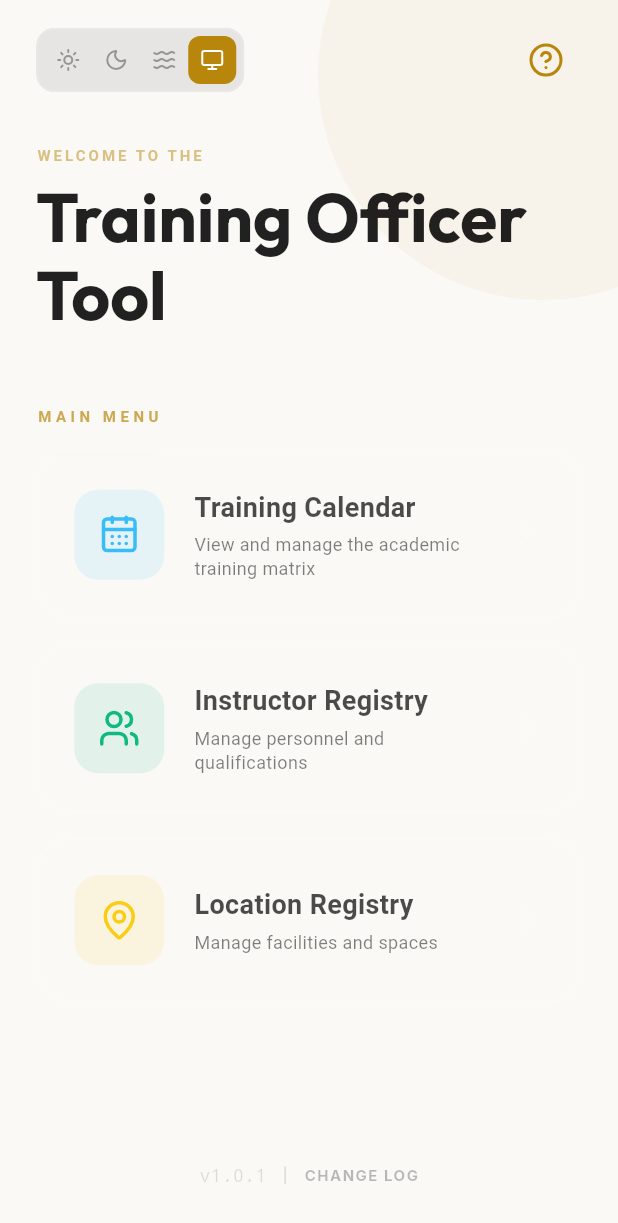
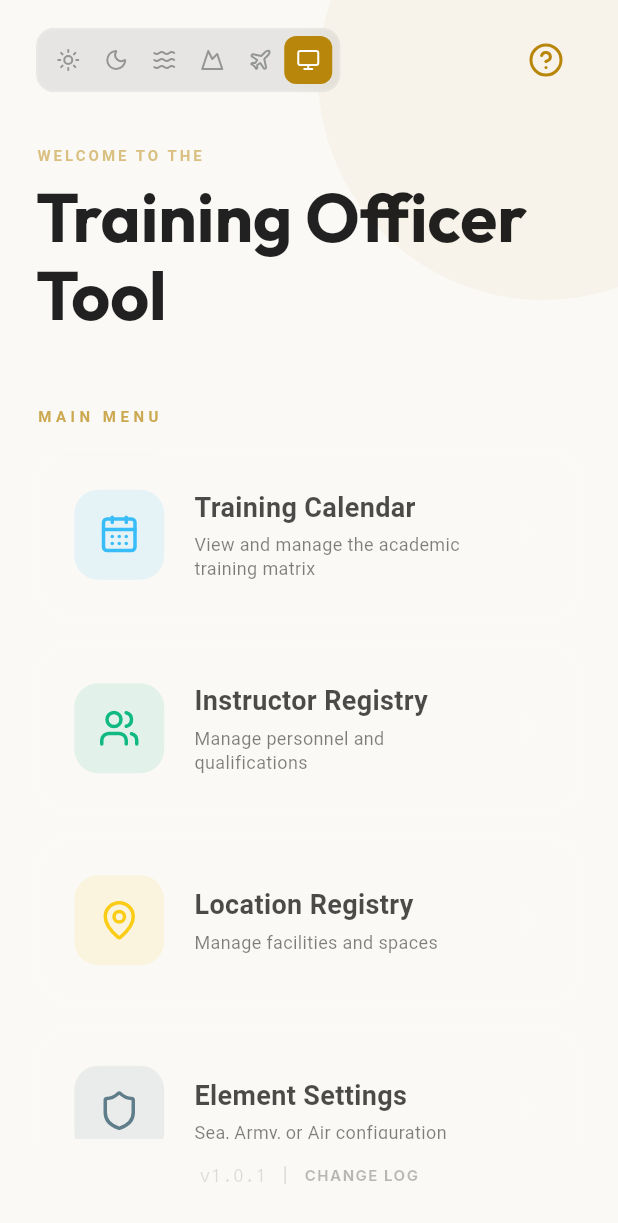
Before and after one commit to jonh2oman/training-officer-tool, a Flutter app: the screen it shows after launch, on a phone screen of 412 x 824 dp. Shown: the top 1223 px of the screen. Run offline on Flutter 3.47's test engine with Material 3 defaults, Android fonts, the phone set to English and light mode, and no system bars; our stand-ins replace flutter_riverpod, go_router, google_fonts, lucide_icons, pdf, printing and 1 more.

Commit message:
Implement multi-element support (Sea, Army, Air) with themed palettes and filtered lessons

```diff
--- a/lib/main.dart
+++ b/lib/main.dart
@@ -31,7 +31,13 @@ class MyApp extends ConsumerWidget {
     return MaterialApp.router(
       title: 'Training Officer Tool',
       theme: AppTheme.lightTheme,
-      darkTheme: themeMode == AppThemeMode.sea ? AppTheme.seaTheme : AppTheme.darkTheme,
+      darkTheme: themeMode == AppThemeMode.sea
+          ? AppTheme.seaTheme
+          : themeMode == AppThemeMode.army
+              ? AppTheme.armyTheme
+              : themeMode == AppThemeMode.air
+                  ? AppTheme.airTheme
+                  : AppTheme.darkTheme,
       themeMode: themeNotifier.themeMode,
       routerConfig: goRouter,
       debugShowCheckedModeBanner: false,
--- a/lib/src/features/calendar/application/training_controller.dart
+++ b/lib/src/features/calendar/application/training_controller.dart
@@ -6,12 +6,14 @@ class TrainingState {
   final List<TrainingSession> sessions;
   final int academicYear;
   final int paradeWeekday; // 1 = Monday, 7 = Sunday
+  final CadetElement selectedElement;
   final bool isLoading;
 
   TrainingState({
     this.sessions = const [],
     this.academicYear = 2026,
     this.paradeWeekday = 2, // Default to Tuesday
+    this.selectedElement = CadetElement.sea,
     this.isLoading = false,
   });
 
@@ -19,12 +21,14 @@ class TrainingState {
     List<TrainingSession>? sessions,
     int? academicYear,
     int? paradeWeekday,
+    CadetElement? selectedElement,
     bool? isLoading,
   }) {
     return TrainingState(
       sessions: sessions ?? this.sessions,
       academicYear: academicYear ?? this.academicYear,
       paradeWeekday: paradeWeekday ?? this.paradeWeekday,
+      selectedElement: selectedElement ?? this.selectedElement,
       isLoading: isLoading ?? this.isLoading,
     );
   }
@@ -38,20 +42,21 @@ class TrainingController extends StateNotifier<TrainingState> {
   Future<void> _loadAndInitialize() async {
     state = state.copyWith(isLoading: true);
     final savedSessions = await TrainingStorage.loadSessions();
+    final savedElement = await TrainingStorage.loadElement();
 
     if (savedSessions != null && savedSessions.isNotEmpty) {
-      // Find the most recent year and weekday from saved sessions
       final first = savedSessions.first;
       final year = first.date.month >= 9 ? first.date.year : first.date.year - 1;
       state = state.copyWith(
         sessions: savedSessions,
         academicYear: year,
         paradeWeekday: first.date.weekday,
+        selectedElement: savedElement,
         isLoading: false,
       );
     } else {
       _initializeYear(state.academicYear, state.paradeWeekday);
-      state = state.copyWith(isLoading: false);
+      state = state.copyWith(selectedElement: savedElement, isLoading: false);
     }
   }
 
@@ -79,6 +84,11 @@ class TrainingController extends StateNotifier<TrainingState> {
 
   void setParadeWeekday(int weekday) {
     _initializeYear(state.academicYear, weekday);
+  }
+
+  void setElement(CadetElement element) {
+    state = state.copyWith(selectedElement: element);
+    TrainingStorage.saveElement(element);
   }
 
   void addAdHocSession(DateTime date, SessionType type) {
--- a/lib/src/features/calendar/application/training_storage.dart
+++ b/lib/src/features/calendar/application/training_storage.dart
@@ -4,6 +4,7 @@ import '../domain/training_session.dart';
 
 class TrainingStorage {
   static const String _key = 'training_data_v1';
+  static const String _elementKey = 'selected_cadet_element';
 
   static Future<void> saveSessions(List<TrainingSession> sessions) async {
     final prefs = await SharedPreferences.getInstance();
@@ -23,4 +24,18 @@ class TrainingStorage {
       return null;
     }
   }
+
+  static Future<void> saveElement(CadetElement element) async {
+    final prefs = await SharedPreferences.getInstance();
+    await prefs.setString(_elementKey, element.name);
+  }
+
+  static Future<CadetElement> loadElement() async {
+    final prefs = await SharedPreferences.getInstance();
+    final name = prefs.getString(_elementKey);
+    return CadetElement.values.firstWhere(
+      (e) => e.name == name,
+      orElse: () => CadetElement.sea,
+    );
+  }
 }
--- a/lib/src/features/calendar/domain/training_session.dart
+++ b/lib/src/features/calendar/domain/training_session.dart
@@ -14,6 +14,15 @@ enum Phase {
 
   final String label;
   const Phase(this.label);
+}
+
+enum CadetElement {
+  sea('Sea Cadets'),
+  army('Army Cadets'),
+  air('Air Cadets');
+
+  final String label;
+  const CadetElement(this.label);
 }
 
 class LessonSlot {
--- a/lib/src/features/dashboard/presentation/dashboard_screen.dart
+++ b/lib/src/features/dashboard/presentation/dashboard_screen.dart
@@ -5,6 +5,7 @@ import 'package:lucide_icons/lucide_icons.dart';
 import '../../../theme/app_theme.dart';
 import '../../../theme/theme_controller.dart';
 import '../../../shared/widgets/glass_container.dart';
+import '../../../shared/widgets/element_selector_dialog.dart';
 
 class DashboardScreen extends ConsumerWidget {
   const DashboardScreen({super.key});
@@ -84,6 +85,17 @@ class DashboardScreen extends ConsumerWidget {
                           color: AppTheme.weekendColor,
                           onTap: () => context.push('/locations'),
                         ),
+                        const SizedBox(height: 16),
+                        _DashboardCard(
+                          title: 'Element Settings',
+                          subtitle: 'Sea, Army, or Air configuration',
+                          icon: LucideIcons.shield,
+                          color: Colors.blueGrey,
+                          onTap: () => showDialog(
+                            context: context,
+                            builder: (context) => const ElementSelectorDialog(),
+                          ),
+                        ),
                       ],
                     ),
                   ),
@@ -110,6 +122,8 @@ class DashboardScreen extends ConsumerWidget {
           _themeIcon(context, ref, AppThemeMode.light, LucideIcons.sun, currentMode),
           _themeIcon(context, ref, AppThemeMode.dark, LucideIcons.moon, currentMode),
           _themeIcon(context, ref, AppThemeMode.sea, LucideIcons.waves, currentMode),
+          _themeIcon(context, ref, AppThemeMode.army, LucideIcons.mountain, currentMode),
+          _themeIcon(context, ref, AppThemeMode.air, LucideIcons.plane, currentMode),
           _themeIcon(context, ref, AppThemeMode.system, LucideIcons.monitor, currentMode),
         ],
       ),
--- a/lib/src/features/lessons/domain/lesson.dart
+++ b/lib/src/features/lessons/domain/lesson.dart
@@ -6,6 +6,7 @@ class Lesson {
   final Phase phase;
   final int periods;
   final bool isMandatory;
+  final List<CadetElement> elements;
   final String category; // Fundamental, Elemental, Optional
 
   const Lesson({
@@ -13,6 +14,7 @@ class Lesson {
     required this.title,
     required this.phase,
     required this.periods,
+    this.elements = CadetElement.values, // Default to all elements (Common)
     this.isMandatory = false,
     this.category = 'Fundamental',
   });
@@ -98,16 +100,21 @@ class LessonLibrary {
     Lesson(code: 'C125.02', title: 'Participate in a Nautical Training Weekend', phase: Phase.phase1, periods: 9, isMandatory: true, category: 'Elemental'),
 
     // Phase 1 Elemental (Complementary)
-    Lesson(code: 'C121.01', title: 'West Country Whipping', phase: Phase.phase1, periods: 1, category: 'Elemental'),
-    Lesson(code: 'C121.02', title: 'Sailmaker\'s Whipping', phase: Phase.phase1, periods: 2, category: 'Elemental'),
-    Lesson(code: 'C121.03', title: 'Complete a Rolling Hitch', phase: Phase.phase1, periods: 1, category: 'Elemental'),
-    Lesson(code: 'C121.04', title: 'Complete a Marlin Hitch', phase: Phase.phase1, periods: 1, category: 'Elemental'),
-    Lesson(code: 'C123.01', title: 'Read the 24-hour Clock', phase: Phase.phase1, periods: 1, category: 'Elemental'),
-    Lesson(code: 'C123.02', title: 'Recite the Phonetic Alphabet', phase: Phase.phase1, periods: 2, category: 'Elemental'),
-    Lesson(code: 'C123.03', title: 'Participate in a Semaphore Exercise', phase: Phase.phase1, periods: 5, category: 'Elemental'),
-    Lesson(code: 'C123.04', title: 'Ring the Ship\'s Bell', phase: Phase.phase1, periods: 1, category: 'Elemental'),
-    Lesson(code: 'M124.02', title: 'Participate in a Sail Weekend', phase: Phase.phase1, periods: 18, category: 'Elemental'),
-    Lesson(code: 'C124.01', title: 'Prepare for a Sail Weekend', phase: Phase.phase1, periods: 1, category: 'Elemental'),
+    Lesson(code: 'C121.01', title: 'West Country Whipping', phase: Phase.phase1, periods: 1, category: 'Elemental', elements: [CadetElement.sea]),
+    Lesson(code: 'C121.02', title: 'Sailmaker\'s Whipping', phase: Phase.phase1, periods: 2, category: 'Elemental', elements: [CadetElement.sea]),
+    Lesson(code: 'C121.03', title: 'Complete a Rolling Hitch', phase: Phase.phase1, periods: 1, category: 'Elemental', elements: [CadetElement.sea]),
+    Lesson(code: 'C121.04', title: 'Complete a Marlin Hitch', phase: Phase.phase1, periods: 1, category: 'Elemental', elements: [CadetElement.sea]),
+    Lesson(code: 'C123.01', title: 'Read the 24-hour Clock', phase: Phase.phase1, periods: 1, category: 'Elemental', elements: [CadetElement.sea]),
+    Lesson(code: 'C123.02', title: 'Recite the Phonetic Alphabet', phase: Phase.phase1, periods: 2, category: 'Elemental', elements: [CadetElement.sea]),
+    Lesson(code: 'C123.03', title: 'Participate in a Semaphore Exercise', phase: Phase.phase1, periods: 5, category: 'Elemental', elements: [CadetElement.sea]),
+    Lesson(code: 'C123.04', title: 'Ring the Ship\'s Bell', phase: Phase.phase1, periods: 1, category: 'Elemental', elements: [CadetElement.sea]),
+    Lesson(code: 'M124.02', title: 'Participate in a Sail Weekend', phase: Phase.phase1, periods: 18, category: 'Elemental', elements: [CadetElement.sea]),
+    Lesson(code: 'C124.01', title: 'Prepare for a Sail Weekend', phase: Phase.phase1, periods: 1, category: 'Elemental', elements: [CadetElement.sea]),
+
+    // Phase 1 Elemental Placeholder (Army/Air)
+    Lesson(code: 'M120.01', title: 'Introduction to Elemental Training', phase: Phase.phase1, periods: 3, category: 'Elemental', elements: [CadetElement.army, CadetElement.air]),
+    Lesson(code: 'M231.01', title: 'Identify Aircraft Components', phase: Phase.phase1, periods: 2, category: 'Elemental', elements: [CadetElement.air]),
+    Lesson(code: 'M221.01', title: 'Perform Trekking Activities', phase: Phase.phase1, periods: 6, category: 'Elemental', elements: [CadetElement.army]),
 
     // ==========================================
     // PHASE 2
@@ -344,10 +351,10 @@ class LessonLibrary {
       Lesson(code: 'EVT-RELAY-P${p.index + 1}', title: 'Charity Relay', phase: p, periods: 3, category: 'Optional'),
       Lesson(code: 'EVT-MUSE-P${p.index + 1}', title: 'Maritime Museum Tour', phase: p, periods: 3, category: 'Optional'),
       Lesson(code: 'EVT-BARBQ-P${p.index + 1}', title: 'End-of-Year Barbecue', phase: p, periods: 3, category: 'Optional'),
-    ]).toList(),
+    ]),
   ];
 
-  static List<Lesson> getLessonsForPhase(Phase phase) {
-    return allLessons.where((l) => l.phase == phase).toList();
+  static List<Lesson> getLessonsForPhase(Phase phase, {CadetElement element = CadetElement.sea}) {
+    return allLessons.where((l) => l.phase == phase && l.elements.contains(element)).toList();
   }
 }
--- a/lib/src/features/lessons/presentation/lesson_selector_sheet.dart
+++ b/lib/src/features/lessons/presentation/lesson_selector_sheet.dart
@@ -36,7 +36,7 @@ class _LessonSelectorSheetState extends ConsumerState<LessonSelectorSheet> {
   @override
   Widget build(BuildContext context) {
     final trainingState = ref.watch(trainingProvider);
-    final allLessons = LessonLibrary.getLessonsForPhase(widget.phase);
+    final allLessons = LessonLibrary.getLessonsForPhase(widget.phase, element: trainingState.selectedElement);
 
     // Map of EO code -> List of Dates where it is planned
     final Map<String, List<DateTime>> plannedMap = {};
--- a/lib/src/theme/theme_controller.dart
+++ b/lib/src/theme/theme_controller.dart
@@ -2,7 +2,7 @@ import 'package:flutter/material.dart';
 import 'package:flutter_riverpod/flutter_riverpod.dart';
 import 'package:shared_preferences/shared_preferences.dart';
 
-enum AppThemeMode { light, dark, system, sea }
+enum AppThemeMode { light, dark, system, sea, army, air }
 
 class ThemeController extends StateNotifier<AppThemeMode> {
   static const _key = 'app_theme_mode';
@@ -33,7 +33,9 @@ class ThemeController extends StateNotifier<AppThemeMode> {
         return ThemeMode.light;
       case AppThemeMode.dark:
       case AppThemeMode.sea:
-        return ThemeMode.dark; // Sea is a dark variant
+      case AppThemeMode.army:
+      case AppThemeMode.air:
+        return ThemeMode.dark; // All elemental themes are dark variants
       case AppThemeMode.system:
         return ThemeMode.system;
     }
```
Also changed, not shown: lib/src/shared/widgets/element_selector_dialog.dart (added, +173 -0 lines), lib/src/theme/app_theme.dart (+30 -3 lines).
